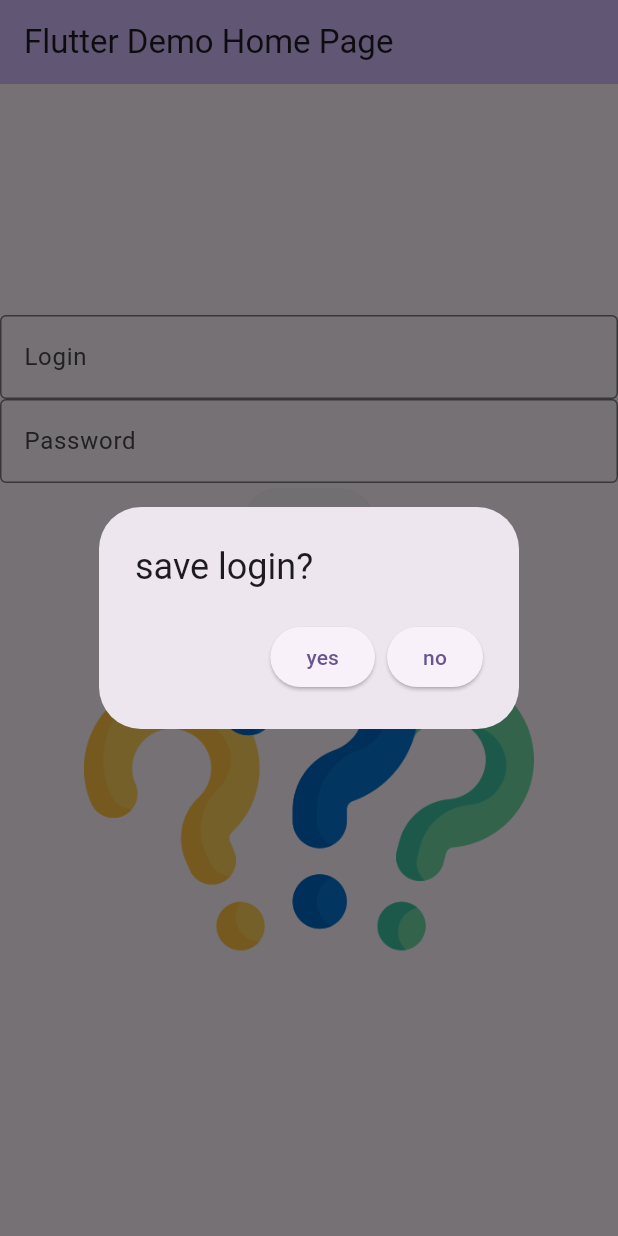
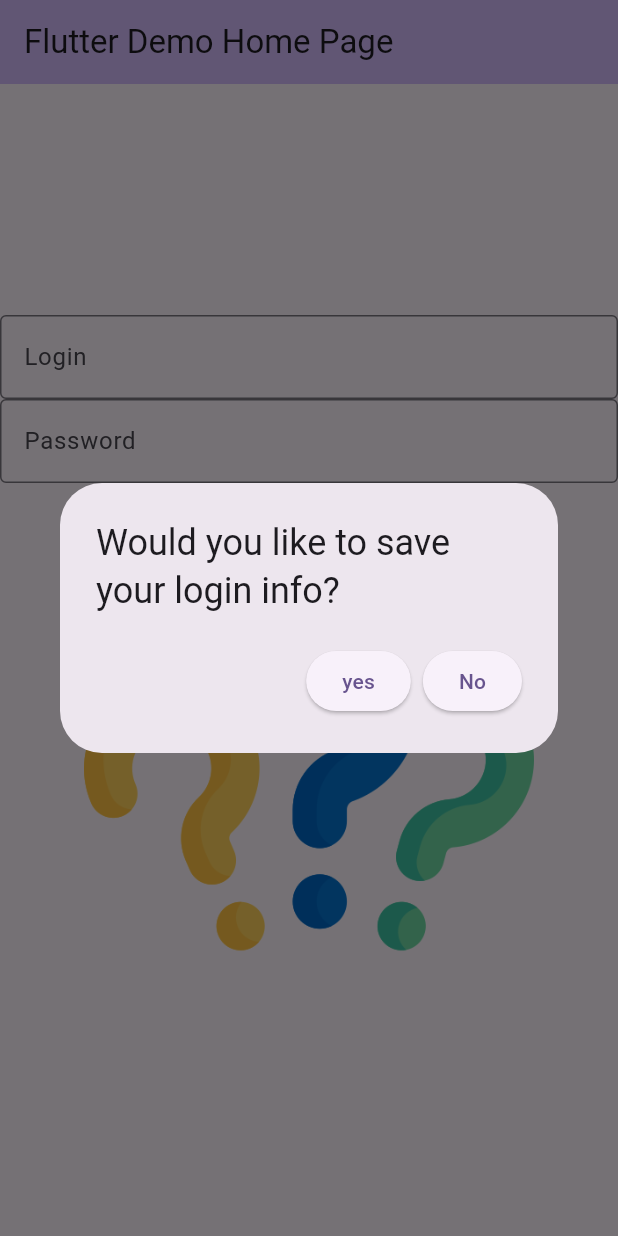
Before and after one commit to alak0035/my_CST2335_labs, a Flutter app: the screen it shows after launch, after a tap on "Login", on a phone screen of 412 x 824 dp. Run offline on Flutter 3.47's test engine with Material 3 defaults, Android fonts, the phone set to English and light mode, and no system bars; missing offline and left inert: encrypted_shared_preferences.

```diff
--- a/lib/main.dart
+++ b/lib/main.dart
@@ -109,10 +109,11 @@ class _MyHomePageState extends State<MyHomePage> {
             ),
 
             ElevatedButton(
-                onPressed: () =>  showDialog<String>(
+                onPressed: () {
+                  showDialog(
                     context: context,
-                  builder: (BuildContext context) => AlertDialog(
-                    title: const Text('save login?'),
+                    builder: (BuildContext ctx) => AlertDialog(
+                        title: Text('Would you like to save your login info?'),
                         actions: <Widget>[
                           ElevatedButton(onPressed: () {
                             String usrName = _controller1.text;
@@ -120,7 +121,7 @@ class _MyHomePageState extends State<MyHomePage> {
                             final prefs = EncryptedSharedPreferences();
                             prefs.setString("username", usrName);
                             prefs.setString("password", pass);
-                          Navigator.pop(context, 'yes');
+                            Navigator.pop(ctx);
                           },
                             child: Text("yes"),
                           ),
@@ -128,13 +129,14 @@ class _MyHomePageState extends State<MyHomePage> {
                           ElevatedButton(onPressed: () {
                             final prefs = EncryptedSharedPreferences();
                             prefs.clear();
-                          Navigator.pop(context, 'no');
+                            Navigator.pop(ctx);
                           },
-                        child: Text("no"),
+                            child: Text("No"),
                           ),
                         ],
-                  ),
-                ),
+                      )
+                  );
+                },
                 child: Text("Login")),
 
             Semantics(
```
Lines whose indentation alone changed are shown as unchanged.
